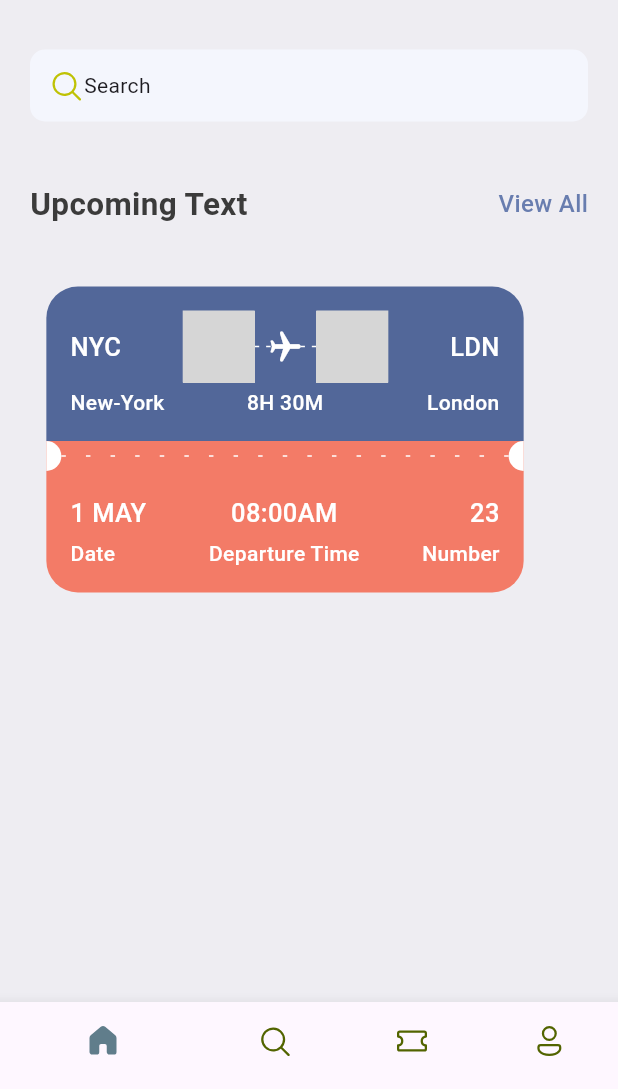
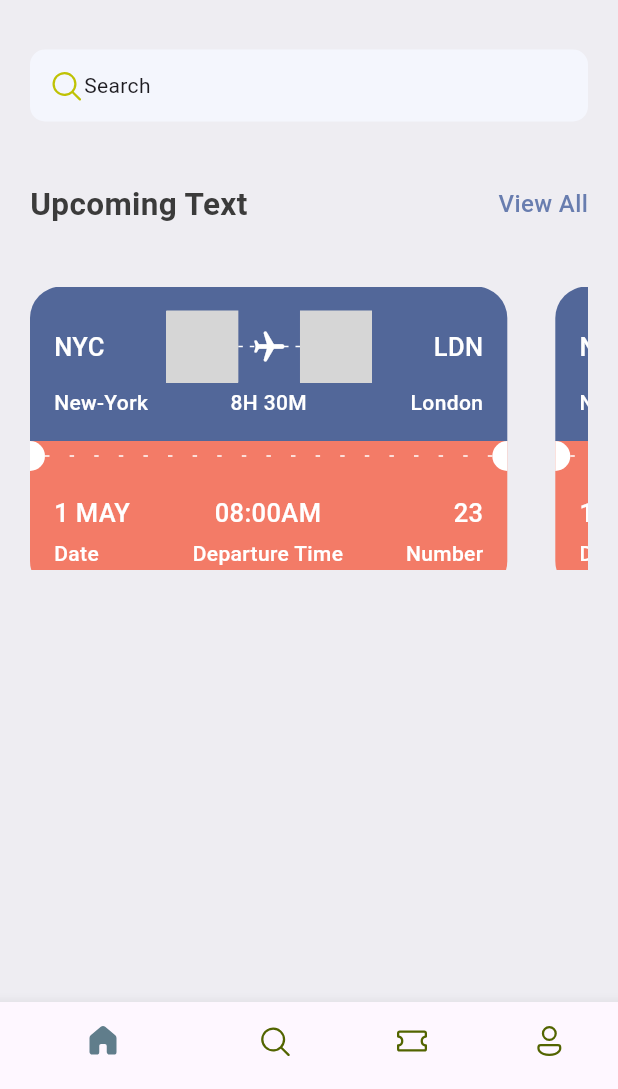
Before and after one commit to benlottejnr/uosat1, a Flutter app: the screen it shows after launch, on a phone screen of 412 x 824 dp, the part 147-1236 px from its top. Run offline on Flutter 3.47's test engine with Material 3 defaults, Android fonts, the light colour scheme and no system bars; our stand-ins replace fluentui_icons; grey boxes are pictures that could not be loaded.

Commit message:
showing a part of the list from json

```diff
--- /dev/null
+++ b/lib/base/utils/all_json.dart
@@ -0,0 +1,86 @@
+List<Map<String, dynamic>> ticketList = [
+  {
+    'from': {
+      'code':"NYC",
+      'name':"New-York"
+    },
+    'to': {
+      'code':"LDN",
+      'name':"London"
+    },
+    'flying_time': '8H 30M',
+    'date': "1 MAY",
+    'departure_time':"08:00 AM",
+    "number":23
+  },
+  {
+    'from': {
+      'code':"DK",
+      'name':"Dhaka"
+    },
+    'to': {
+      'code':"SH",
+      'name':"Shanghai"
+    },
+    'flying_time': '4H 20M',
+    'date': "10 MAY",
+    'departure_time':"09:00 AM",
+    "number":45
+  },
+  {
+    'from': {
+      'code':"NYC",
+      'name':"New-York"
+    },
+    'to': {
+      'code':"LDN",
+      'name':"London"
+    },
+    'flying_time': '8H 30M',
+    'date': "1 MAY",
+    'departure_time':"08:00 AM",
+    "number":23
+  },
+  {
+    'from': {
+      'code':"DK",
+      'name':"Dhaka"
+    },
+    'to': {
+      'code':"SH",
+      'name':"Shanghai"
+    },
+    'flying_time': '4H 20M',
+    'date': "10 MAY",
+    'departure_time':"09:00 AM",
+    "number":45
+  },
+  {
+    'from': {
+      'code':"NYC",
+      'name':"New-York"
+    },
+    'to': {
+      'code':"LDN",
+      'name':"London"
+    },
+    'flying_time': '8H 30M',
+    'date': "1 MAY",
+    'departure_time':"08:00 AM",
+    "number":23
+  },
+  {
+    'from': {
+      'code':"DK",
+      'name':"Dhaka"
+    },
+    'to': {
+      'code':"SH",
+      'name':"Shanghai"
+    },
+    'flying_time': '4H 20M',
+    'date': "10 MAY",
+    'departure_time':"09:00 AM",
+    "number":45
+  },
+];
--- a/lib/screens/home_screen.dart
+++ b/lib/screens/home_screen.dart
@@ -1,5 +1,6 @@
 import 'package:fluentui_icons/fluentui_icons.dart';
 import 'package:flutter/material.dart';
+import 'package:uosat/base/utils/all_json.dart';
 import 'package:uosat/base/widgets/app_double_text.dart';
 import 'package:uosat/base/widgets/ticket_view.dart';
 import 'package:uosat/styles/media.dart';
@@ -62,10 +63,15 @@ class HomeScreen extends StatelessWidget {
                 const SizedBox(height: 40),
                 const AppDoubleText(bigText: 'Upcoming Text', smallText: 'View All'),
                 const SizedBox(height: 40),
-                TicketView(),
+                SingleChildScrollView(
+                    scrollDirection: Axis.horizontal,
+                    child: Row(
+                      children: ticketList.take(3).map((singleTicket) => TicketView()).toList(),
+                    ),
+                ),
               ],
             ),
-          ),
+          )
         ],
       ),
     );
```
